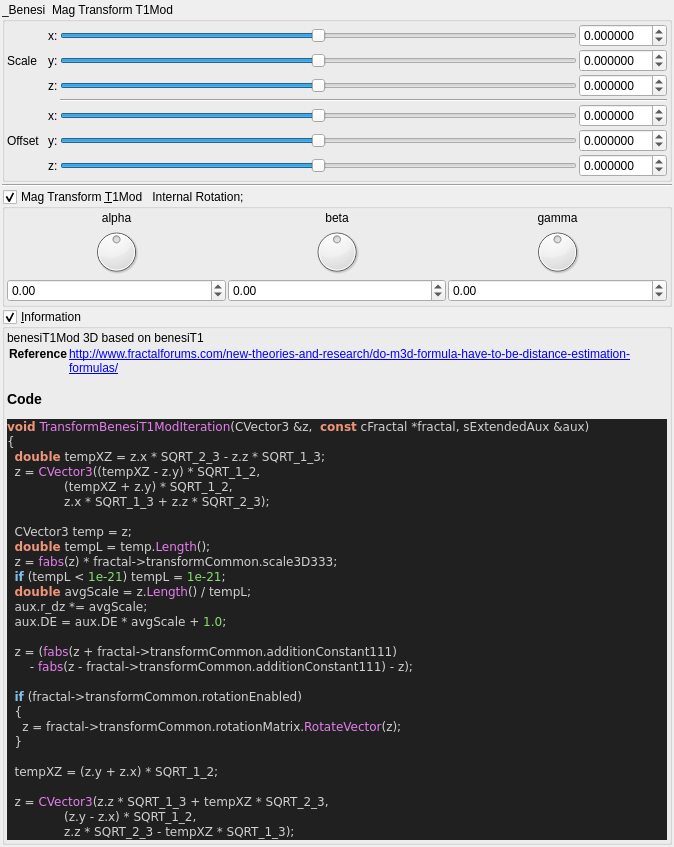
buddhi1980/mandelbulber2, file mandelbulber2/qt_data/fractal_transf_benesi_T1Mod.ui: the form before one commit.
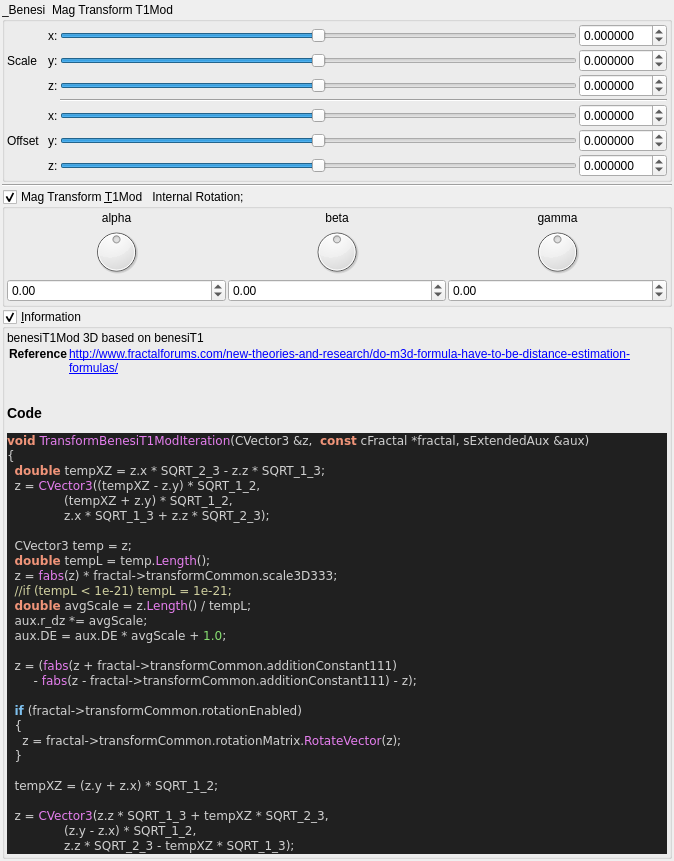
The form after the commit. Custom widgets are drawn as their Qt base class.

Commit message:
stripped code highlight output to body tag
 the surrounding part (HTML Tag and comment) contained version specific parts.
 Now only the body tag will be written to the ui file,
 so the complete output of populateUiInformation.php should be reproducable.

 Also readded broken symlinks in deploy/share/mandelbulber2

```diff
--- a/mandelbulber2/qt_data/fractal_transf_benesi_T1Mod.ui
+++ b/mandelbulber2/qt_data/fractal_transf_benesi_T1Mod.ui
@@ -682,17 +682,12 @@
        <widget class="QLabel" name="label_code_content">
         <property name="text">
          <string>&lt;p&gt;benesiT1Mod  3D based on benesiT1&lt;/p&gt;&lt;table&gt;
-&lt;tr&gt;&lt;th&gt;Reference&lt;/th&gt;&lt;td&gt;&lt;a href=&quot;http://www.fractalforums.com/new-theories-and-research/do-m3d-formula-have-to-be-distance-estimation-formulas/&quot;&gt;http://www.fractalforums.com/new-theories-and-research/do-m3d-formula-have-to-be-distance-estimation-formulas/&lt;/a&gt;&lt;/td&gt;&lt;/tr&gt;
+&lt;tr&gt;&lt;th&gt;Reference&lt;/th&gt;&lt;td&gt;&lt;a href=&quot;http://www.fractalforums.com/new-theories-and-research/do-m3d-formula-have-to-be-distance-estimation-formulas/&quot;&gt;http://www.fractalforums.com/new-theories-and-research/do-m3d-formula-have-to-be-distance-estimation-formulas/&lt;br&gt;
+&lt;/td&gt;&lt;/tr&gt;
 &lt;/table&gt;
 &lt;h3&gt;Code&lt;/h3&gt;
-&lt;!DOCTYPE HTML PUBLIC &quot;-//W3C//DTD HTML 4.0 Transitional//EN&quot;&gt;
-&lt;html&gt;
-&lt;head&gt;
-&lt;meta http-equiv=&quot;content-type&quot; content=&quot;text/html; charset=ISO-8859-1&quot;&gt;
-&lt;title&gt;Source file&lt;/title&gt;
-&lt;/head&gt;
 &lt;body style=&quot;background-color:#202020&quot;&gt;
-&lt;pre style=&quot;color:#d0d0d0; background-color:#202020;  font-family:'Courier New';&quot;&gt;&lt;span style=&quot;color:#f09479; font-weight:bold&quot;&gt;void&lt;/span&gt; &lt;span style=&quot;color:#e47eed&quot;&gt;TransformBenesiT1ModIteration&lt;/span&gt;&lt;span style=&quot;color:#d0d0d0&quot;&gt;(&lt;/span&gt;CVector3 &lt;span style=&quot;color:#d0d0d0&quot;&gt;&amp;amp;&lt;/span&gt;z&lt;span style=&quot;color:#d0d0d0&quot;&gt;,&lt;/span&gt;  &lt;span style=&quot;color:#f09479; font-weight:bold&quot;&gt;const&lt;/span&gt; cFractal &lt;span style=&quot;color:#d0d0d0&quot;&gt;*&lt;/span&gt;fractal&lt;span style=&quot;color:#d0d0d0&quot;&gt;,&lt;/span&gt; sExtendedAux &lt;span style=&quot;color:#d0d0d0&quot;&gt;&amp;amp;&lt;/span&gt;aux&lt;span style=&quot;color:#d0d0d0&quot;&gt;)&lt;/span&gt;
+&lt;pre style=&quot;color:#d0d0d0; background-color:#202020;  font-family:'Courier New',monospace;&quot;&gt;&lt;span style=&quot;color:#f09479; font-weight:bold&quot;&gt;void&lt;/span&gt; &lt;span style=&quot;color:#e47eed&quot;&gt;TransformBenesiT1ModIteration&lt;/span&gt;&lt;span style=&quot;color:#d0d0d0&quot;&gt;(&lt;/span&gt;CVector3 &lt;span style=&quot;color:#d0d0d0&quot;&gt;&amp;amp;&lt;/span&gt;z&lt;span style=&quot;color:#d0d0d0&quot;&gt;,&lt;/span&gt;  &lt;span style=&quot;color:#f09479; font-weight:bold&quot;&gt;const&lt;/span&gt; cFractal &lt;span style=&quot;color:#d0d0d0&quot;&gt;*&lt;/span&gt;fractal&lt;span style=&quot;color:#d0d0d0&quot;&gt;,&lt;/span&gt; sExtendedAux &lt;span style=&quot;color:#d0d0d0&quot;&gt;&amp;amp;&lt;/span&gt;aux&lt;span style=&quot;color:#d0d0d0&quot;&gt;)&lt;/span&gt;
 &lt;span style=&quot;color:#d0d0d0&quot;&gt;{&lt;/span&gt;
   &lt;span style=&quot;color:#f09479; font-weight:bold&quot;&gt;double&lt;/span&gt; tempXZ &lt;span style=&quot;color:#d0d0d0&quot;&gt;=&lt;/span&gt; z&lt;span style=&quot;color:#d0d0d0&quot;&gt;.&lt;/span&gt;x &lt;span style=&quot;color:#d0d0d0&quot;&gt;*&lt;/span&gt; SQRT_2_3 &lt;span style=&quot;color:#d0d0d0&quot;&gt;-&lt;/span&gt; z&lt;span style=&quot;color:#d0d0d0&quot;&gt;.&lt;/span&gt;z &lt;span style=&quot;color:#d0d0d0&quot;&gt;*&lt;/span&gt; SQRT_1_3&lt;span style=&quot;color:#d0d0d0&quot;&gt;;&lt;/span&gt;
   z &lt;span style=&quot;color:#d0d0d0&quot;&gt;=&lt;/span&gt; &lt;span style=&quot;color:#e47eed&quot;&gt;CVector3&lt;/span&gt;&lt;span style=&quot;color:#d0d0d0&quot;&gt;((&lt;/span&gt;tempXZ &lt;span style=&quot;color:#d0d0d0&quot;&gt;-&lt;/span&gt; z&lt;span style=&quot;color:#d0d0d0&quot;&gt;.&lt;/span&gt;y&lt;span style=&quot;color:#d0d0d0&quot;&gt;) *&lt;/span&gt; SQRT_1_2&lt;span style=&quot;color:#d0d0d0&quot;&gt;,&lt;/span&gt;
@@ -702,13 +697,13 @@
   CVector3 temp &lt;span style=&quot;color:#d0d0d0&quot;&gt;=&lt;/span&gt; z&lt;span style=&quot;color:#d0d0d0&quot;&gt;;&lt;/span&gt;
   &lt;span style=&quot;color:#f09479; font-weight:bold&quot;&gt;double&lt;/span&gt; tempL &lt;span style=&quot;color:#d0d0d0&quot;&gt;=&lt;/span&gt; temp&lt;span style=&quot;color:#d0d0d0&quot;&gt;.&lt;/span&gt;&lt;span style=&quot;color:#e47eed&quot;&gt;Length&lt;/span&gt;&lt;span style=&quot;color:#d0d0d0&quot;&gt;();&lt;/span&gt;
   z &lt;span style=&quot;color:#d0d0d0&quot;&gt;=&lt;/span&gt; &lt;span style=&quot;color:#e47eed&quot;&gt;fabs&lt;/span&gt;&lt;span style=&quot;color:#d0d0d0&quot;&gt;(&lt;/span&gt;z&lt;span style=&quot;color:#d0d0d0&quot;&gt;) *&lt;/span&gt; fractal&lt;span style=&quot;color:#d0d0d0&quot;&gt;-&amp;gt;&lt;/span&gt;transformCommon&lt;span style=&quot;color:#d0d0d0&quot;&gt;.&lt;/span&gt;scale3D333&lt;span style=&quot;color:#d0d0d0&quot;&gt;;&lt;/span&gt;
-  &lt;span style=&quot;color:#7ec0ee; font-weight:bold&quot;&gt;if&lt;/span&gt; &lt;span style=&quot;color:#d0d0d0&quot;&gt;(&lt;/span&gt;tempL &lt;span style=&quot;color:#d0d0d0&quot;&gt;&amp;lt;&lt;/span&gt; &lt;span style=&quot;color:#87df71&quot;&gt;1e-21&lt;/span&gt;&lt;span style=&quot;color:#d0d0d0&quot;&gt;)&lt;/span&gt; tempL &lt;span style=&quot;color:#d0d0d0&quot;&gt;=&lt;/span&gt; &lt;span style=&quot;color:#87df71&quot;&gt;1e-21&lt;/span&gt;&lt;span style=&quot;color:#d0d0d0&quot;&gt;;&lt;/span&gt;
+  &lt;span style=&quot;color:#d0d0a0&quot;&gt;//if (tempL &amp;lt; 1e-21) tempL = 1e-21;&lt;/span&gt;
   &lt;span style=&quot;color:#f09479; font-weight:bold&quot;&gt;double&lt;/span&gt; avgScale &lt;span style=&quot;color:#d0d0d0&quot;&gt;=&lt;/span&gt; z&lt;span style=&quot;color:#d0d0d0&quot;&gt;.&lt;/span&gt;&lt;span style=&quot;color:#e47eed&quot;&gt;Length&lt;/span&gt;&lt;span style=&quot;color:#d0d0d0&quot;&gt;() /&lt;/span&gt; tempL&lt;span style=&quot;color:#d0d0d0&quot;&gt;;&lt;/span&gt;
   aux&lt;span style=&quot;color:#d0d0d0&quot;&gt;.&lt;/span&gt;r_dz &lt;span style=&quot;color:#d0d0d0&quot;&gt;*=&lt;/span&gt; avgScale&lt;span style=&quot;color:#d0d0d0&quot;&gt;;&lt;/span&gt;
   aux&lt;span style=&quot;color:#d0d0d0&quot;&gt;.&lt;/span&gt;DE &lt;span style=&quot;color:#d0d0d0&quot;&gt;=&lt;/span&gt; aux&lt;span style=&quot;color:#d0d0d0&quot;&gt;.&lt;/span&gt;DE &lt;span style=&quot;color:#d0d0d0&quot;&gt;*&lt;/span&gt; avgScale &lt;span style=&quot;color:#d0d0d0&quot;&gt;+&lt;/span&gt; &lt;span style=&quot;color:#87df71&quot;&gt;1.0&lt;/span&gt;&lt;span style=&quot;color:#d0d0d0&quot;&gt;;&lt;/span&gt;
 
   z &lt;span style=&quot;color:#d0d0d0&quot;&gt;= (&lt;/span&gt;&lt;span style=&quot;color:#e47eed&quot;&gt;fabs&lt;/span&gt;&lt;span style=&quot;color:#d0d0d0&quot;&gt;(&lt;/span&gt;z &lt;span style=&quot;color:#d0d0d0&quot;&gt;+&lt;/span&gt; fractal&lt;span style=&quot;color:#d0d0d0&quot;&gt;-&amp;gt;&lt;/span&gt;transformCommon&lt;span style=&quot;color:#d0d0d0&quot;&gt;.&lt;/span&gt;additionConstant111&lt;span style=&quot;color:#d0d0d0&quot;&gt;)&lt;/span&gt;
-      &lt;span style=&quot;color:#d0d0d0&quot;&gt;-&lt;/span&gt; &lt;span style=&quot;color:#e47eed&quot;&gt;fabs&lt;/span&gt;&lt;span style=&quot;color:#d0d0d0&quot;&gt;(&lt;/span&gt;z &lt;span style=&quot;color:#d0d0d0&quot;&gt;-&lt;/span&gt; fractal&lt;span style=&quot;color:#d0d0d0&quot;&gt;-&amp;gt;&lt;/span&gt;transformCommon&lt;span style=&quot;color:#d0d0d0&quot;&gt;.&lt;/span&gt;additionConstant111&lt;span style=&quot;color:#d0d0d0&quot;&gt;) -&lt;/span&gt; z&lt;span style=&quot;color:#d0d0d0&quot;&gt;);&lt;/span&gt;
+       &lt;span style=&quot;color:#d0d0d0&quot;&gt;-&lt;/span&gt; &lt;span style=&quot;color:#e47eed&quot;&gt;fabs&lt;/span&gt;&lt;span style=&quot;color:#d0d0d0&quot;&gt;(&lt;/span&gt;z &lt;span style=&quot;color:#d0d0d0&quot;&gt;-&lt;/span&gt; fractal&lt;span style=&quot;color:#d0d0d0&quot;&gt;-&amp;gt;&lt;/span&gt;transformCommon&lt;span style=&quot;color:#d0d0d0&quot;&gt;.&lt;/span&gt;additionConstant111&lt;span style=&quot;color:#d0d0d0&quot;&gt;) -&lt;/span&gt; z&lt;span style=&quot;color:#d0d0d0&quot;&gt;);&lt;/span&gt;
 
   &lt;span style=&quot;color:#7ec0ee; font-weight:bold&quot;&gt;if&lt;/span&gt; &lt;span style=&quot;color:#d0d0d0&quot;&gt;(&lt;/span&gt;fractal&lt;span style=&quot;color:#d0d0d0&quot;&gt;-&amp;gt;&lt;/span&gt;transformCommon&lt;span style=&quot;color:#d0d0d0&quot;&gt;.&lt;/span&gt;rotationEnabled&lt;span style=&quot;color:#d0d0d0&quot;&gt;)&lt;/span&gt;
   &lt;span style=&quot;color:#d0d0d0&quot;&gt;{&lt;/span&gt;
@@ -722,10 +717,7 @@
                z&lt;span style=&quot;color:#d0d0d0&quot;&gt;.&lt;/span&gt;z &lt;span style=&quot;color:#d0d0d0&quot;&gt;*&lt;/span&gt; SQRT_2_3 &lt;span style=&quot;color:#d0d0d0&quot;&gt;-&lt;/span&gt; tempXZ &lt;span style=&quot;color:#d0d0d0&quot;&gt;*&lt;/span&gt; SQRT_1_3&lt;span style=&quot;color:#d0d0d0&quot;&gt;);&lt;/span&gt;
 &lt;span style=&quot;color:#d0d0d0&quot;&gt;}&lt;/span&gt;
 &lt;/pre&gt;
-&lt;/body&gt;
-&lt;/html&gt;
-&lt;!--HTML generated by highlight 3.9, http://www.andre-simon.de/--&gt;
-</string>
+&lt;/body&gt;</string>
         </property>
         <property name="wordWrap">
          <bool>true</bool>
```
The commit also changes 109 other files.
